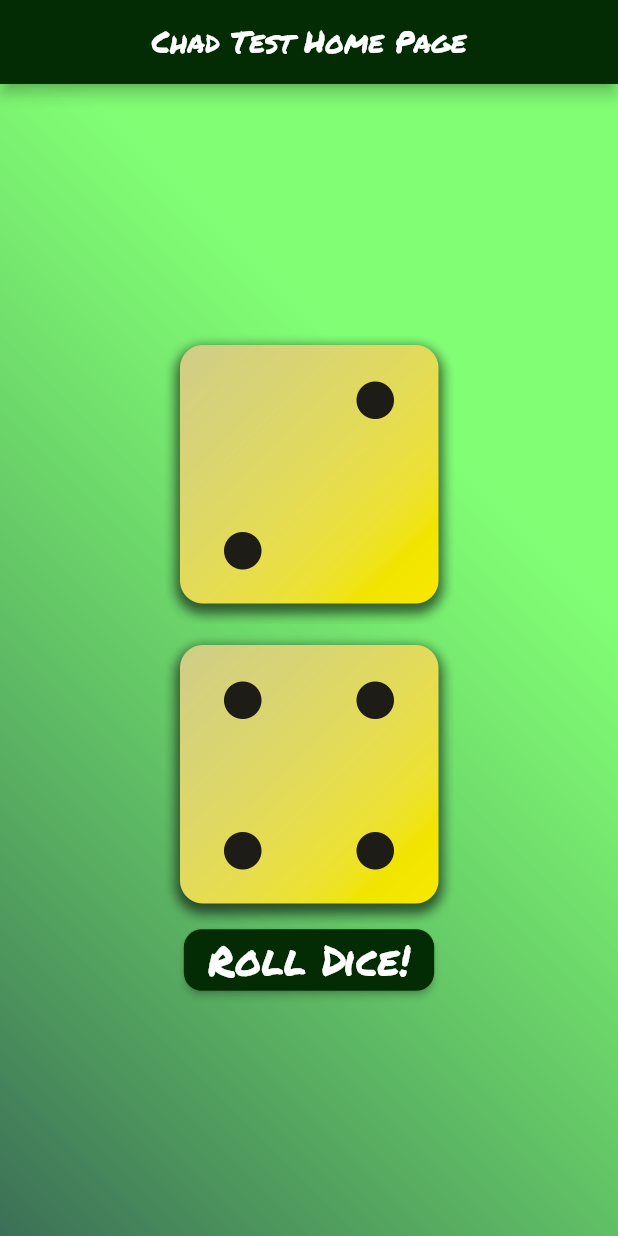
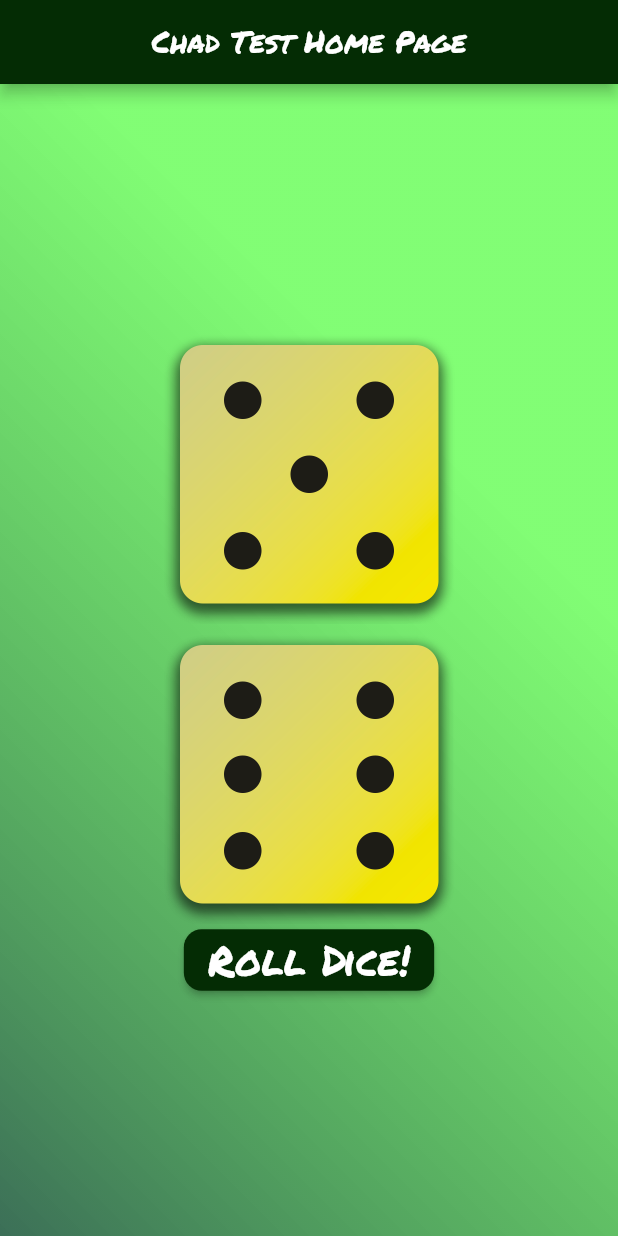
Before and after one commit to chadthecoder/flutterFun, a Flutter app: the screen it shows after launch, after a tap on "Roll Dice!", on a phone screen of 412 x 824 dp. Run offline on Flutter 3.47's test engine with Material 2 defaults, Android fonts, the light colour scheme and no system bars; our stand-ins replace google_fonts.

Commit message:
finished dice roller, can see if rollDice function can be used with setState?

```diff
--- a/diceapp/lib/actions/roll_dice.dart
+++ b/diceapp/lib/actions/roll_dice.dart
@@ -1 +1,19 @@
-void rollDice() {}
+//unused due to setState issues
+
+import 'dart:math';
+
+final diceFiles = <String>[
+  'assets/images/dice-1.png',
+  'assets/images/dice-2.png',
+  'assets/images/dice-3.png',
+  'assets/images/dice-4.png',
+  'assets/images/dice-5.png',
+  'assets/images/dice-6.png'
+];
+
+List<String> rollDice() {
+  Random rand;
+  rand = Random();
+  int randNum1 = rand.nextInt(6), randNum2 = rand.nextInt(6);
+  return [diceFiles[randNum1], diceFiles[randNum2]];
+}
--- a/diceapp/lib/main.dart
+++ b/diceapp/lib/main.dart
@@ -1,4 +1,5 @@
 //import 'package:diceapp/styled_text.dart';
+import 'package:diceapp/widgets/dice_roller.dart';
 import 'package:diceapp/widgets/styled_text.dart';
 import 'package:flutter/material.dart';
 import 'package:google_fonts/google_fonts.dart';
@@ -72,33 +73,8 @@ class _MyHomePageState extends State<MyHomePage> {
           ),
           backgroundColor: darkGreen,
         ),
-        body: Center(
-          child: Column(
-            mainAxisSize: MainAxisSize.min,
-            children: [
-              Image.asset(
-                'assets/images/dice-2.png',
-                width: 200,
-              ),
-              Image.asset(
-                'assets/images/dice-4.png',
-                width: 200,
-              ),
-              ElevatedButton(
-                onPressed: rollDice,
-                style: ElevatedButton.styleFrom(
-                  backgroundColor: darkGreen,
-                  shape: RoundedRectangleBorder(
-                    borderRadius: BorderRadius.circular(12), // <-- Radius
-                  ),
-                  //shape: const CircleBorder(),
-                  //padding: const EdgeInsets.all(24),
-                  //fixedSize: const Size(190, 190),
-                ),
-                child: const StyledText('Roll Dice!'),
-              ),
-            ],
-          ),
+        body: const Center(
+          child: DiceRoller(),
         ),
       ),
     );
--- /dev/null
+++ b/diceapp/lib/widgets/dice_roller.dart
@@ -0,0 +1,65 @@
+import 'package:flutter/material.dart';
+//import 'package:diceapp/actions/roll_dice.dart';
+import 'styled_text.dart';
+import 'dart:math';
+
+class DiceRoller extends StatefulWidget {
+  const DiceRoller({super.key});
+
+  @override
+  State<DiceRoller> createState() => _DiceRollerState();
+}
+
+class _DiceRollerState extends State<DiceRoller> {
+  final Color darkGreen = const Color.fromARGB(255, 4, 44, 4);
+  final diceFiles = <String>[
+    'assets/images/dice-1.png',
+    'assets/images/dice-2.png',
+    'assets/images/dice-3.png',
+    'assets/images/dice-4.png',
+    'assets/images/dice-5.png',
+    'assets/images/dice-6.png'
+  ];
+  String dice1 = 'assets/images/dice-1.png', dice2 = 'assets/images/dice-6.png';
+
+  void rollDice() {
+    Random rand;
+    rand = Random();
+    int randNum1 = rand.nextInt(6), randNum2 = rand.nextInt(6);
+    setState(() {
+      dice1 = diceFiles[randNum1];
+      dice2 = diceFiles[randNum2];
+    });
+    //[diceFiles[randNum1], diceFiles[randNum2]];
+  }
+
+  @override
+  Widget build(BuildContext context) {
+    return Column(
+      mainAxisSize: MainAxisSize.min,
+      children: [
+        Image.asset(
+          dice1,
+          width: 200,
+        ),
+        Image.asset(
+          dice2,
+          width: 200,
+        ),
+        ElevatedButton(
+          onPressed: rollDice,
+          style: ElevatedButton.styleFrom(
+            backgroundColor: darkGreen,
+            shape: RoundedRectangleBorder(
+              borderRadius: BorderRadius.circular(12), // <-- Radius
+            ),
+            //shape: const CircleBorder(),
+            //padding: const EdgeInsets.all(24),
+            //fixedSize: const Size(190, 190),
+          ),
+          child: const StyledText('Roll Dice!'),
+        ),
+      ],
+    );
+  }
+}
```
